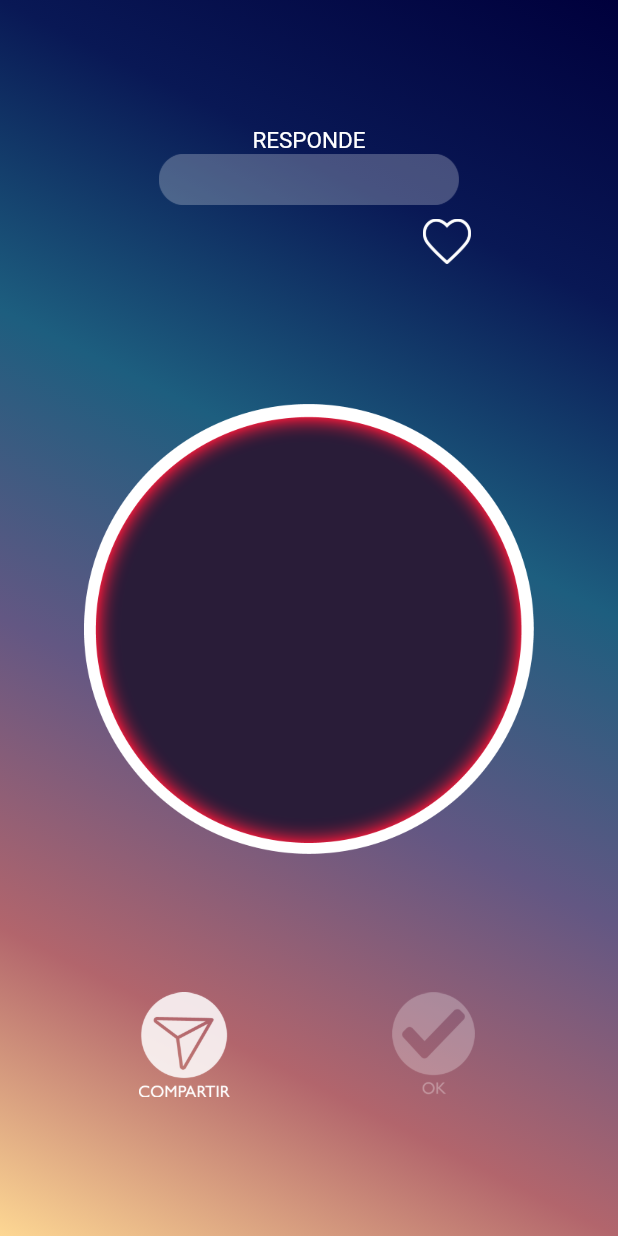
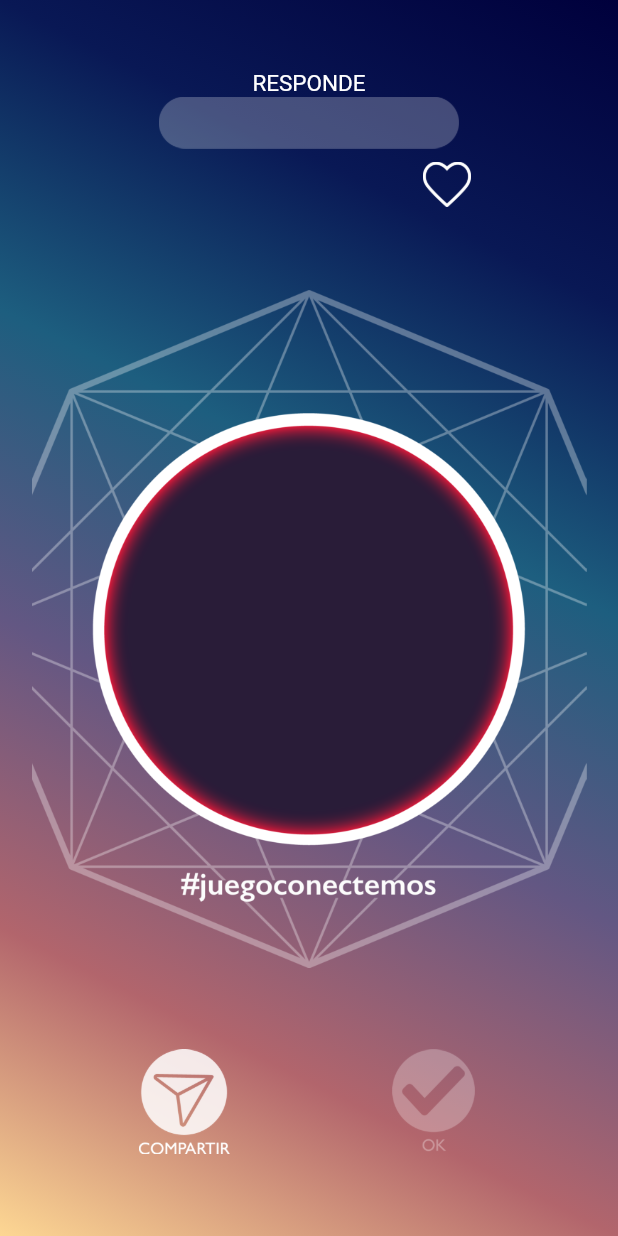
Before and after one commit to juegoconectemos/conectemos_legacy, a Flutter app: the Screen5 screen opened by its route, on a phone screen of 412 x 824 dp. Run offline on Flutter 3.47's test engine with Material 2 defaults, Android fonts, the light colour scheme and no system bars; our stand-ins replace cloud_firestore, device_info, firebase_core, firebase_database, firebase_dynamic_links, flutter_svg and 1 more; missing offline and left inert: circle_list; accounts and stored records are empty; project files that could hold a hidden picture were left out.

Commit message:
Reemplaza imágen de fondo del círculo de la pregunta

```diff
--- a/lib/screen5.dart
+++ b/lib/screen5.dart
@@ -225,7 +225,7 @@
               children: <Widget>[
                 Image.asset(
                   'assets/circulo_preguntas.png',
-                  width: 300,
+                  width: 370,
                 ),
                 Container(
                   width: 200,
```
Also changed, not shown: assets/circulo_preguntas.png.
